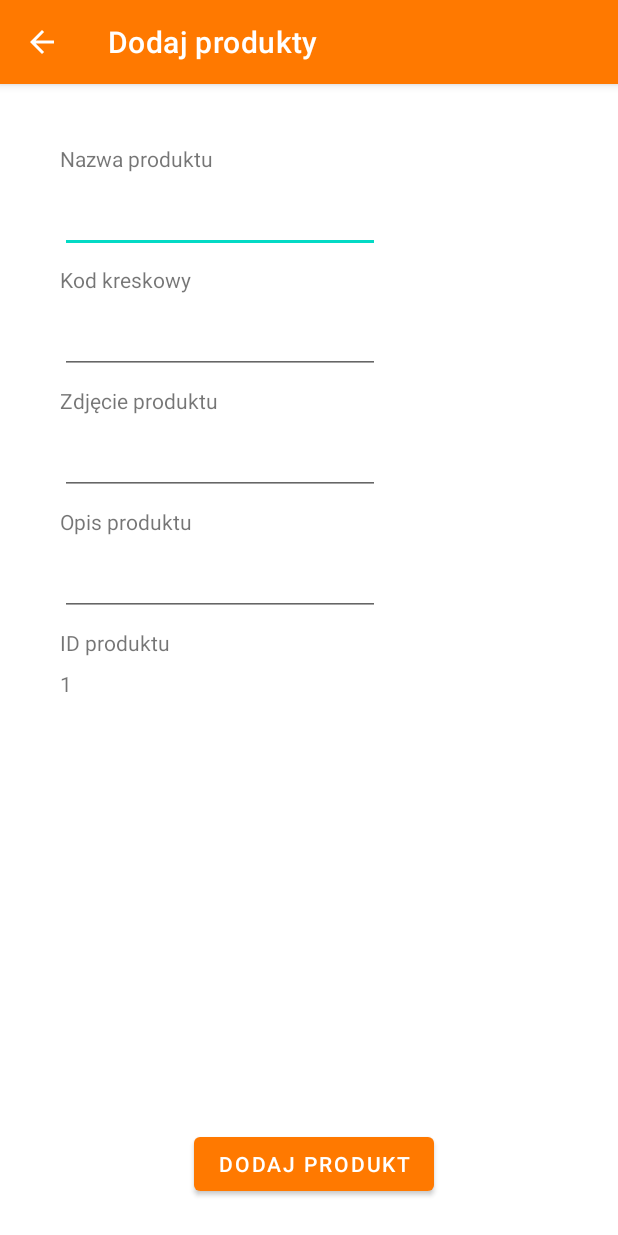
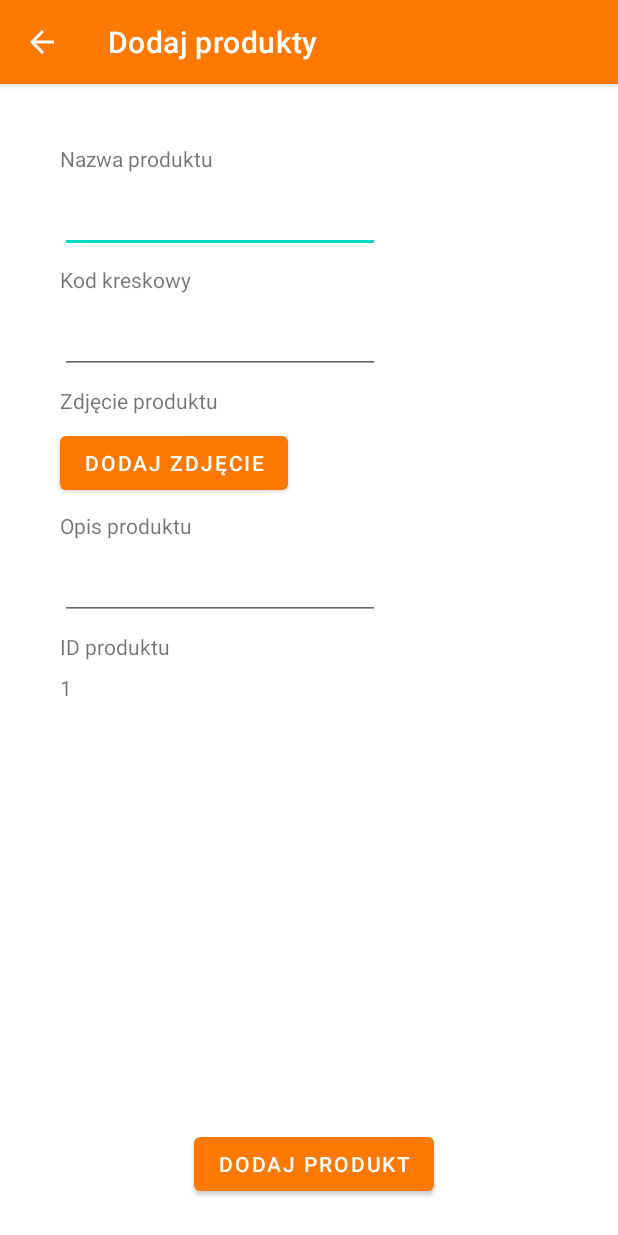
Before and after one commit to krzysztofb200/Product-Description-Analyzer, an Android app: the AddProductActivity screen opened directly, with no data from a screen before it, after a tap on "DODAJ PRODUKT", on a phone screen of 412 x 824 dp. Run offline under Robolectric (Android 15) with nearby library versions, the phone set to English and light mode, and no system bars; our stand-ins replace Firebase (no records; nobody signed in at launch, a user with empty details on screens opened directly); pictures from the network do not load.

Commit message:
- add products feature upgraded

```diff
--- a/app/build.gradle
+++ b/app/build.gradle
@@ -46,6 +46,7 @@ dependencies {
     implementation 'com.google.firebase:firebase-database:20.0.4'
     implementation 'com.squareup.picasso:picasso:2.8'
     implementation 'com.google.firebase:firebase-auth:21.1.0'
+    implementation 'com.google.firebase:firebase-storage:20.1.0'
     testImplementation 'junit:junit:4.13.2'
     androidTestImplementation 'androidx.test.ext:junit:1.1.4'
     androidTestImplementation 'androidx.test.espresso:espresso-core:3.5.0'
--- a/app/src/main/java/com/example/project_ver1/AddProductActivity.java
+++ b/app/src/main/java/com/example/project_ver1/AddProductActivity.java
@@ -1,36 +1,50 @@
 package com.example.project_ver1;
 
+import androidx.annotation.Nullable;
 import androidx.appcompat.app.ActionBar;
 import androidx.appcompat.app.AppCompatActivity;
+import android.content.Intent;
+import android.net.Uri;
 import android.os.Bundle;
-import android.text.TextUtils;
 import android.view.MenuItem;
 import android.view.View;
 import android.widget.Button;
 import android.widget.EditText;
+import android.widget.ImageView;
 import android.widget.TextView;
 import android.widget.Toast;
 import androidx.annotation.NonNull;
+import com.google.android.gms.tasks.OnFailureListener;
+import com.google.android.gms.tasks.OnSuccessListener;
 import com.google.firebase.database.DataSnapshot;
 import com.google.firebase.database.DatabaseError;
 import com.google.firebase.database.DatabaseReference;
 import com.google.firebase.database.FirebaseDatabase;
 import com.google.firebase.database.ValueEventListener;
+import com.google.firebase.storage.FirebaseStorage;
+import com.google.firebase.storage.StorageReference;
+import com.google.firebase.storage.UploadTask;
+
+import java.util.UUID;
 
 public class AddProductActivity extends AppCompatActivity {
 
     FirebaseDatabase firebaseDatabase;
+    FirebaseStorage firebaseStorage;
 
     // creating a variable for our Database
     // Reference for Firebase.
     DatabaseReference databaseReference;
+    StorageReference storageReference;
 
     // creating a variable for
     // our object class
     AllProducts allProducts;
-    EditText etProductName, etProductDescription, etBarCode, etProductImage;
+    EditText etProductName, etProductDescription, etBarCode;
     TextView etProductID;
-    Button btnAddProduct;
+    Button btnAddProduct, btnAddPhoto;
+    Uri imageUri;
+    ImageView ivProductImage;
     int numberOfProducts = 0;
 
     @Override
@@ -47,14 +61,17 @@ public class AddProductActivity extends AppCompatActivity {
         etBarCode = findViewById(R.id.etBarCode);
         etProductDescription = findViewById(R.id.etProductDescription);
         etProductName = findViewById(R.id.etProductName);
-        etProductImage = findViewById(R.id.etProductImage);
         etProductID = findViewById(R.id.etProductID);
         btnAddProduct = findViewById(R.id.btnAddProduct);
+        btnAddPhoto = findViewById(R.id.btnAddPhoto);
+        ivProductImage = findViewById(R.id.ivProductImage);
 
         firebaseDatabase = FirebaseDatabase.getInstance();
+        firebaseStorage = FirebaseStorage.getInstance();
 
         // below line is used to get reference for our database.
         databaseReference = firebaseDatabase.getReference("products");
+        storageReference = firebaseStorage.getReference("products");
 
         // initializing our object
         // class variable.
@@ -76,26 +93,67 @@ public class AddProductActivity extends AppCompatActivity {
         btnAddProduct.setOnClickListener(new View.OnClickListener() {
             @Override
             public void onClick(View view) {
+                if(etProductDescription.getText().toString().isEmpty() || etProductName.getText().toString().isEmpty() || etProductName.getText().toString().isEmpty() || ivProductImage.getDrawable() == null){
+                    Toast.makeText(AddProductActivity.this, "Wypelnij wszystkie pola", Toast.LENGTH_SHORT).show();
+                }
+                else{
+                uploadPicture();
+                }
+            }
+        });
+
+        btnAddPhoto.setOnClickListener(new View.OnClickListener() {
+            @Override
+            public void onClick(View view) {
+                choosePicture();
+            }
+        });
+    }
+
+    private void uploadPicture() {
+
+        final String randomUUID = UUID.randomUUID().toString();
+        StorageReference riversRef = storageReference.child(randomUUID);
+
+        riversRef.putFile(imageUri).addOnSuccessListener(new OnSuccessListener<UploadTask.TaskSnapshot>() {
+            @Override
+            public void onSuccess(UploadTask.TaskSnapshot taskSnapshot) {
+                taskSnapshot.getStorage().getDownloadUrl().addOnSuccessListener(new OnSuccessListener<Uri>() {
+                    @Override
+                    public void onSuccess(Uri uri) {
                         String name = etProductName.getText().toString();
                         String bar_code = etBarCode.getText().toString();
                         String desc = etProductDescription.getText().toString();
                         String id = etProductID.getText().toString();
-                String image = etProductImage.getText().toString();
-
-                // below line is for checking whether the
-                // edittext fields are empty or not.
-                if (TextUtils.isEmpty(name) && TextUtils.isEmpty(bar_code) && TextUtils.isEmpty(desc)) {
-                    // if the text fields are empty
-                    // then show the below message.
-                    Toast.makeText(getApplicationContext(), "Wypelnij wszystkie pola", Toast.LENGTH_SHORT).show();
-                } else {
-                    // else call the method to add
-                    // data to our database.
+                        String image = String.valueOf(uri);
                         addDatatoFirebase(name, bar_code, desc, id, image);
                         onBackPressed();
                     }
+                });
+            }
+        }).addOnFailureListener(new OnFailureListener() {
+            @Override
+            public void onFailure(@NonNull Exception e) {
+                Toast.makeText(AddProductActivity.this, "Nie udalo sie dodac produktu", Toast.LENGTH_SHORT).show();
+                onBackPressed();
             }
         });
+    }
+
+    private void choosePicture() {
+        Intent intent = new Intent();
+        intent.setType("image/*");
+        intent.setAction(Intent.ACTION_GET_CONTENT);
+        startActivityForResult(intent, 1);
+    }
+
+    @Override
+    protected void onActivityResult(int requestCode, int resultCode, @Nullable Intent data) {
+        super.onActivityResult(requestCode, resultCode, data);
+        if(requestCode == 1 && resultCode == RESULT_OK && data != null && data.getData() != null){
+            imageUri = data.getData();
+            ivProductImage.setImageURI(imageUri);
+        }
     }
 
     private void addDatatoFirebase(String name, String bar_code, String desc, String id, String image) {
--- a/app/src/main/java/com/example/project_ver1/ui/all_products/AllProductsFragment.java
+++ b/app/src/main/java/com/example/project_ver1/ui/all_products/AllProductsFragment.java
@@ -104,7 +104,7 @@ public class AllProductsFragment extends Fragment {
         // query in the database to fetch appropriate data
         FirebaseRecyclerOptions<AllProducts> options
                 = new FirebaseRecyclerOptions.Builder<AllProducts>()
-                .setQuery(mbase, AllProducts.class)
+                .setQuery(mbase.orderByChild("id"), AllProducts.class)
                 .build();
         // Connecting object of required Adapter class to
         // the Adapter class itself
@@ -128,7 +128,7 @@ public class AllProductsFragment extends Fragment {
         recyclerView.setLayoutManager(new LinearLayoutManager(getContext()));
         FirebaseRecyclerOptions<AllProducts> options
                 = new FirebaseRecyclerOptions.Builder<AllProducts>()
-                .setQuery(mbase, AllProducts.class)
+                .setQuery(mbase.orderByChild("id"), AllProducts.class)
                 .build();
         adapter = new AllProductsRVAdapter(options);
         recyclerView.setAdapter(adapter);
--- a/app/src/main/res/layout/activity_add_product.xml
+++ b/app/src/main/res/layout/activity_add_product.xml
@@ -58,17 +58,6 @@
         app:layout_constraintStart_toStartOf="parent"
         app:layout_constraintTop_toBottomOf="@+id/etBarCode" />
 
-    <EditText
-        android:id="@+id/etProductImage"
-        android:layout_width="wrap_content"
-        android:layout_height="wrap_content"
-        android:layout_marginStart="40dp"
-        android:layout_marginTop="8dp"
-        android:ems="10"
-        android:inputType="textPersonName"
-        app:layout_constraintStart_toStartOf="parent"
-        app:layout_constraintTop_toBottomOf="@+id/textView9" />
-
     <TextView
         android:id="@+id/textView11"
         android:layout_width="wrap_content"
@@ -77,7 +66,7 @@
         android:layout_marginTop="8dp"
         android:text="@string/product_desc"
         app:layout_constraintStart_toStartOf="parent"
-        app:layout_constraintTop_toBottomOf="@+id/etProductImage" />
+        app:layout_constraintTop_toBottomOf="@+id/btnAddPhoto" />
 
     <EditText
         android:id="@+id/etProductDescription"
@@ -121,4 +110,28 @@
         android:ems="10"
         app:layout_constraintStart_toStartOf="parent"
         app:layout_constraintTop_toBottomOf="@+id/textView13" />
+
+    <Button
+        android:id="@+id/btnAddPhoto"
+        android:layout_width="wrap_content"
+        android:layout_height="wrap_content"
+        android:layout_marginStart="40dp"
+        android:layout_marginTop="8dp"
+        android:text="Dodaj zdjęcie"
+        app:layout_constraintStart_toStartOf="parent"
+        app:layout_constraintTop_toBottomOf="@+id/textView9" />
+
+    <ImageView
+        android:id="@+id/ivProductImage"
+        android:layout_width="wrap_content"
+        android:layout_height="wrap_content"
+        android:layout_marginTop="8dp"
+        android:maxWidth="150dp"
+        android:maxHeight="150dp"
+        android:scaleType="center"
+        android:adjustViewBounds="true"
+        app:layout_constraintEnd_toEndOf="parent"
+        app:layout_constraintStart_toStartOf="parent"
+        app:layout_constraintTop_toBottomOf="@+id/etProductID"
+        tools:srcCompat="@tools:sample/avatars" />
 </androidx.constraintlayout.widget.ConstraintLayout>
```
Lines whose indentation alone changed are shown as unchanged.
